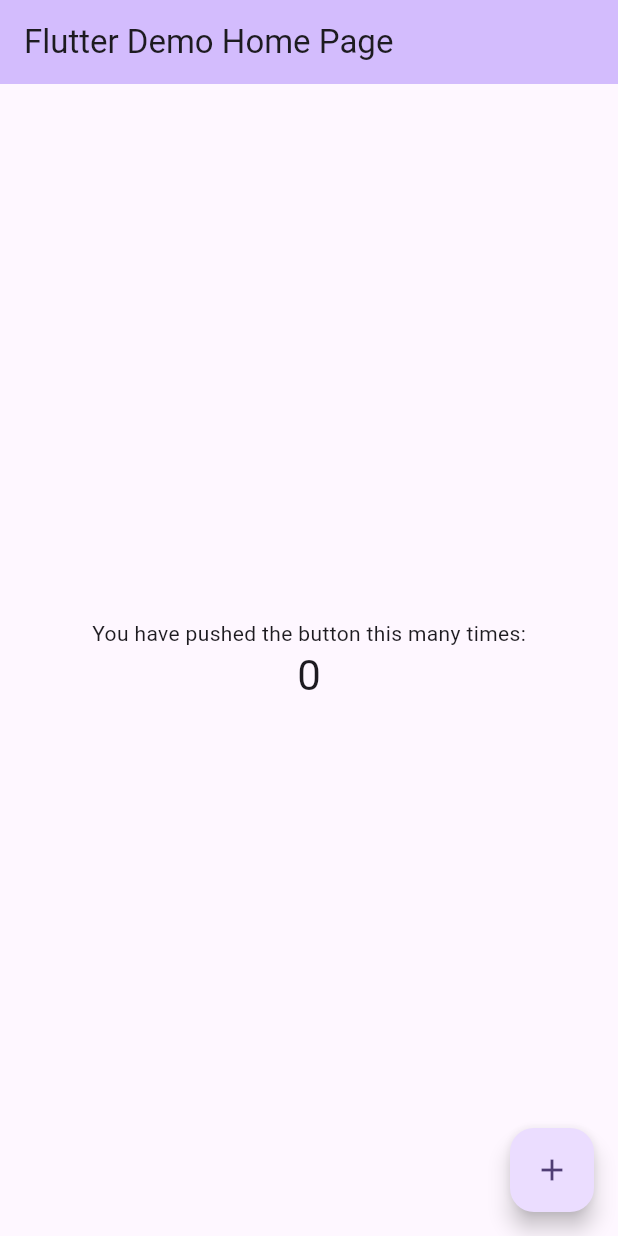
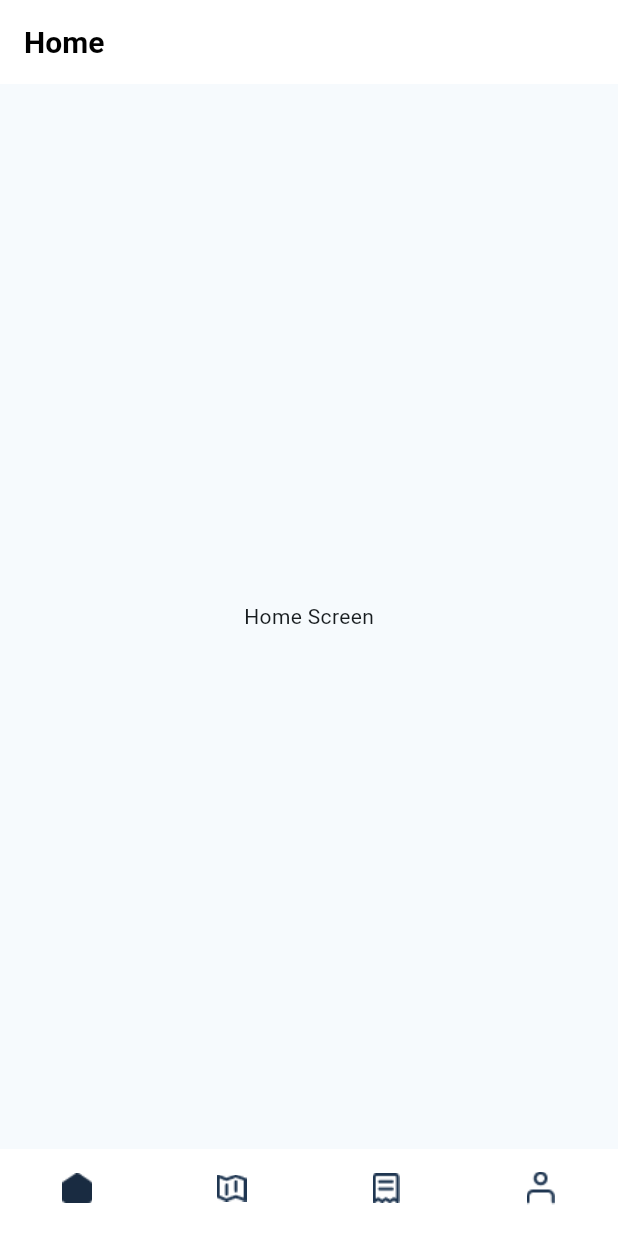
Before and after one commit to DimarsMars/Nexus7-CapstoneProject-Undiknas, a Flutter app: the screen it shows after launch, on a phone screen of 412 x 824 dp. Run offline on Flutter 3.47's test engine with Material 3 defaults, Android fonts, the phone set to English and light mode, and no system bars.

Commit message:
Implement main application structure with navigation and initial screens

```diff
--- a/journeys-frontend/lib/main.dart
+++ b/journeys-frontend/lib/main.dart
@@ -1,4 +1,6 @@
 import 'package:flutter/material.dart';
+// Pastikan nama package sesuai dengan pubspec.yaml Anda
+import 'pages/MainScreen.dart';
 
 void main() {
   runApp(const MyApp());
@@ -7,116 +9,24 @@ void main() {
 class MyApp extends StatelessWidget {
   const MyApp({super.key});
 
-  // This widget is the root of your application.
   @override
   Widget build(BuildContext context) {
     return MaterialApp(
-      title: 'Flutter Demo',
+      title: 'Journeys',
+      debugShowCheckedModeBanner: false, // Menghilangkan banner debug
       theme: ThemeData(
-        // This is the theme of your application.
-        //
-        // TRY THIS: Try running your application with "flutter run". You'll see
-        // the application has a purple toolbar. Then, without quitting the app,
-        // try changing the seedColor in the colorScheme below to Colors.green
-        // and then invoke "hot reload" (save your changes or press the "hot
-        // reload" button in a Flutter-supported IDE, or press "r" if you used
-        // the command line to start the app).
-        //
-        // Notice that the counter didn't reset back to zero; the application
-        // state is not lost during the reload. To reset the state, use hot
-        // restart instead.
-        //
-        // This works for code too, not just values: Most code changes can be
-        // tested with just a hot reload.
-        colorScheme: ColorScheme.fromSeed(seedColor: Colors.deepPurple),
+        // Tema dasar aplikasi Anda
+        colorScheme: ColorScheme.fromSeed(seedColor: Colors.blueGrey),
+        useMaterial3: true,
+        // Atur tema AppBar agar konsisten
+        appBarTheme: const AppBarTheme(
+          backgroundColor: Colors.white,
+          elevation: 0, // Tanpa bayangan
+          foregroundColor: Colors.black87, // Warna teks dan ikon di AppBar
+        ),
       ),
-      home: const MyHomePage(title: 'Flutter Demo Home Page'),
+      // Langsung arahkan ke MainScreen sebagai halaman utama
+      home: const MainScreen(),
     );
   }
 }
-
-class MyHomePage extends StatefulWidget {
-  const MyHomePage({super.key, required this.title});
-
-  // This widget is the home page of your application. It is stateful, meaning
-  // that it has a State object (defined below) that contains fields that affect
-  // how it looks.
-
-  // This class is the configuration for the state. It holds the values (in this
-  // case the title) provided by the parent (in this case the App widget) and
-  // used by the build method of the State. Fields in a Widget subclass are
-  // always marked "final".
-
-  final String title;
-
-  @override
-  State<MyHomePage> createState() => _MyHomePageState();
-}
-
-class _MyHomePageState extends State<MyHomePage> {
-  int _counter = 0;
-
-  void _incrementCounter() {
-    setState(() {
-      // This call to setState tells the Flutter framework that something has
-      // changed in this State, which causes it to rerun the build method below
-      // so that the display can reflect the updated values. If we changed
-      // _counter without calling setState(), then the build method would not be
-      // called again, and so nothing would appear to happen.
-      _counter++;
-    });
-  }
-
-  @override
-  Widget build(BuildContext context) {
-    // This method is rerun every time setState is called, for instance as done
-    // by the _incrementCounter method above.
-    //
-    // The Flutter framework has been optimized to make rerunning build methods
-    // fast, so that you can just rebuild anything that needs updating rather
-    // than having to individually change instances of widgets.
-    return Scaffold(
-      appBar: AppBar(
-        // TRY THIS: Try changing the color here to a specific color (to
-        // Colors.amber, perhaps?) and trigger a hot reload to see the AppBar
-        // change color while the other colors stay the same.
-        backgroundColor: Theme.of(context).colorScheme.inversePrimary,
-        // Here we take the value from the MyHomePage object that was created by
-        // the App.build method, and use it to set our appbar title.
-        title: Text(widget.title),
-      ),
-      body: Center(
-        // Center is a layout widget. It takes a single child and positions it
-        // in the middle of the parent.
-        child: Column(
-          // Column is also a layout widget. It takes a list of children and
-          // arranges them vertically. By default, it sizes itself to fit its
-          // children horizontally, and tries to be as tall as its parent.
-          //
-          // Column has various properties to control how it sizes itself and
-          // how it positions its children. Here we use mainAxisAlignment to
-          // center the children vertically; the main axis here is the vertical
-          // axis because Columns are vertical (the cross axis would be
-          // horizontal).
-          //
-          // TRY THIS: Invoke "debug painting" (choose the "Toggle Debug Paint"
-          // action in the IDE, or press "p" in the console), to see the
-          // wireframe for each widget.
-          mainAxisAlignment: MainAxisAlignment.center,
-          children: <Widget>[
-            const Text('You have pushed the button this many times:'),
-            Text(
-              '$_counter',
-              style: Theme.of(context).textTheme.headlineMedium,
-            ),
-          ],
-        ),
-      ),
-      floatingActionButton: FloatingActionButton(
-        onPressed: _incrementCounter,
-        tooltip: 'Increment',
-        child: const Icon(Icons.add),
-      ), // This trailing comma makes auto-formatting nicer for build methods.
-    );
-  }
-}
--- /dev/null
+++ b/journeys-frontend/lib/pages/HistoryScreen.dart
@@ -0,0 +1,30 @@
+import 'package:flutter/material.dart';
+
+class HistoryScreen extends StatefulWidget {
+  const HistoryScreen({super.key});
+
+  @override
+  State<HistoryScreen> createState() => _MyHistoryScreen();
+}
+
+class _MyHistoryScreen extends State<HistoryScreen> {
+  @override
+  Widget build(BuildContext context) {
+    return Scaffold(
+      appBar: AppBar(
+        title: const Text('History'),
+        backgroundColor: Colors.white,
+        titleTextStyle: TextStyle(
+          color: Colors.black,
+          fontSize: 20,
+          fontWeight: FontWeight.bold,
+        ),
+        elevation: 0,
+      ),
+
+      body: const Center(
+        child: Text('History Screen'),
+      ),
+    );
+  }
+}
--- /dev/null
+++ b/journeys-frontend/lib/pages/HomeScreen.dart
@@ -0,0 +1,30 @@
+import 'package:flutter/material.dart';
+
+class HomeScreen extends StatefulWidget {
+  const HomeScreen({super.key});
+
+  @override
+  State<HomeScreen> createState() => _MyHomeScreen();
+}
+
+class _MyHomeScreen extends State<HomeScreen> {
+  @override
+  Widget build(BuildContext context) {
+    return Scaffold(
+      appBar: AppBar(
+        title: const Text('Home'),
+        backgroundColor: Colors.white,
+        titleTextStyle: TextStyle(
+          color: Colors.black,
+          fontSize: 20,
+          fontWeight: FontWeight.bold,
+        ),
+        elevation: 0,
+      ),
+
+      body: const Center(
+        child: Text('Home Screen'),
+      ),
+    );
+  }
+}
--- /dev/null
+++ b/journeys-frontend/lib/pages/MainScreen.dart
@@ -0,0 +1,105 @@
+import 'package:flutter/material.dart';
+import 'package:journeys/pages/HistoryScreen.dart';
+import 'RouteScreen.dart';
+import 'ProfileScreen.dart';
+import 'HomeScreen.dart';
+
+class MainScreen extends StatefulWidget {
+  const MainScreen({super.key});
+
+  @override
+  State<MainScreen> createState() => _MainScreenState();
+}
+
+class _MainScreenState extends State<MainScreen> {
+
+  int _currentIndex = 0;
+
+  final List<Widget> _pages = [
+    const HomeScreen(),
+    const RouteScreen(),
+    const HistoryScreen(),
+    const ProfileScreen(),
+  ];
+
+  // Fungsi untuk mengubah halaman saat tab ditekan
+  void _onTabTapped(int index) {
+    setState(() {
+      _currentIndex = index;
+    });
+  }
+
+  @override
+  Widget build(BuildContext context) {
+    return Scaffold(
+      body: _pages[_currentIndex],
+
+      bottomNavigationBar: BottomNavigationBar(
+        type: BottomNavigationBarType.fixed,
+        backgroundColor: Colors.white,
+        elevation: 0, // Tanpa bayangan
+        showSelectedLabels: false, // Sembunyikan label
+        showUnselectedLabels: false, // Sembunyikan label
+
+        currentIndex: _currentIndex,
+        onTap: _onTabTapped,
+
+        items: [
+          BottomNavigationBarItem(
+            icon: Image.asset(
+              'assets/icons/home_inactive.png',
+              width: 24,
+              height: 24,
+            ),
+            // Ikon saat AKTIF
+            activeIcon: Image.asset(
+              'assets/icons/home_active.png',
+              width: 24,
+              height: 24,
+            ),
+            label: 'Home',
+          ),
+          BottomNavigationBarItem(
+            icon: Image.asset(
+              'assets/icons/route_inactive.png',
+              width: 24,
+              height: 24,
+            ),
+            activeIcon: Image.asset(
+              'assets/icons/route_active.png',
+              width: 24,
+              height: 24,
+            ),
+            label: 'Route',
+          ),
+          BottomNavigationBarItem(
+            icon: Image.asset(
+              'assets/icons/history_inactive.png',
+              width: 24,
+              height: 24,
+            ),
+            activeIcon: Image.asset(
+              'assets/icons/history_active.png',
+              width: 24,
+              height: 24,
+            ),
+            label: 'History',
+          ),
+          BottomNavigationBarItem(
+            icon: Image.asset(
+              'assets/icons/profile_inactive.png',
+              width: 24,
+              height: 24,
+            ),
+            activeIcon: Image.asset(
+              'assets/icons/profile_active.png',
+              width: 24,
+              height: 24,
+            ),
+            label: 'Profile',
+          ),
+        ],
+      ),
+    );
+  }
+}
--- /dev/null
+++ b/journeys-frontend/lib/pages/ProfileScreen.dart
@@ -0,0 +1,20 @@
+import 'package:flutter/material.dart';
+
+class ProfileScreen extends StatefulWidget {
+  const ProfileScreen({super.key});
+
+  @override
+  State<ProfileScreen> createState() => _MyProfileScreen();
+}
+
+class _MyProfileScreen extends State<ProfileScreen> {
+  @override
+  Widget build(BuildContext context) {
+    return Scaffold(
+
+      body: const Center(
+        child: Text('Profile Screen'),
+      ),
+    );
+  }
+}
--- /dev/null
+++ b/journeys-frontend/lib/pages/RouteScreen.dart
@@ -0,0 +1,30 @@
+import 'package:flutter/material.dart';
+
+class RouteScreen extends StatefulWidget {
+  const RouteScreen({super.key});
+
+  @override
+  State<RouteScreen> createState() => _MyRouteScreen();
+}
+
+class _MyRouteScreen extends State<RouteScreen> {
+  @override
+  Widget build(BuildContext context) {
+    return Scaffold(
+      appBar: AppBar(
+        title: const Text('Forge Your Route'),
+        backgroundColor: Colors.white,
+        titleTextStyle: TextStyle(
+          color: Colors.black,
+          fontSize: 20,
+          fontWeight: FontWeight.bold,
+        ),
+        elevation: 0,
+      ),
+
+      body: const Center(
+        child: Text('Route Screen'),
+      ),
+    );
+  }
+}
--- a/journeys-frontend/pubspec.yaml
+++ b/journeys-frontend/pubspec.yaml
@@ -58,8 +58,8 @@ flutter:
   uses-material-design: true
 
   # To add assets to your application, add an assets section, like this:
-  # assets:
-  #   - images/a_dot_burr.jpeg
+  assets:
+    - assets/icons/
   #   - images/a_dot_ham.jpeg
 
   # An image asset can refer to one or more resolution-specific "variants", see
```
Also changed, not shown: journeys-frontend/assets/icons/history_active.png (added), journeys-frontend/assets/icons/history_inactive.png (added), journeys-frontend/assets/icons/home_active.png (added), journeys-frontend/assets/icons/home_inactive.png (added), journeys-frontend/assets/icons/profile_active.png (added), journeys-frontend/assets/icons/profile_inactive.png (added), journeys-frontend/assets/icons/route_active.png (added), journeys-frontend/assets/icons/route_inactive.png (added).
